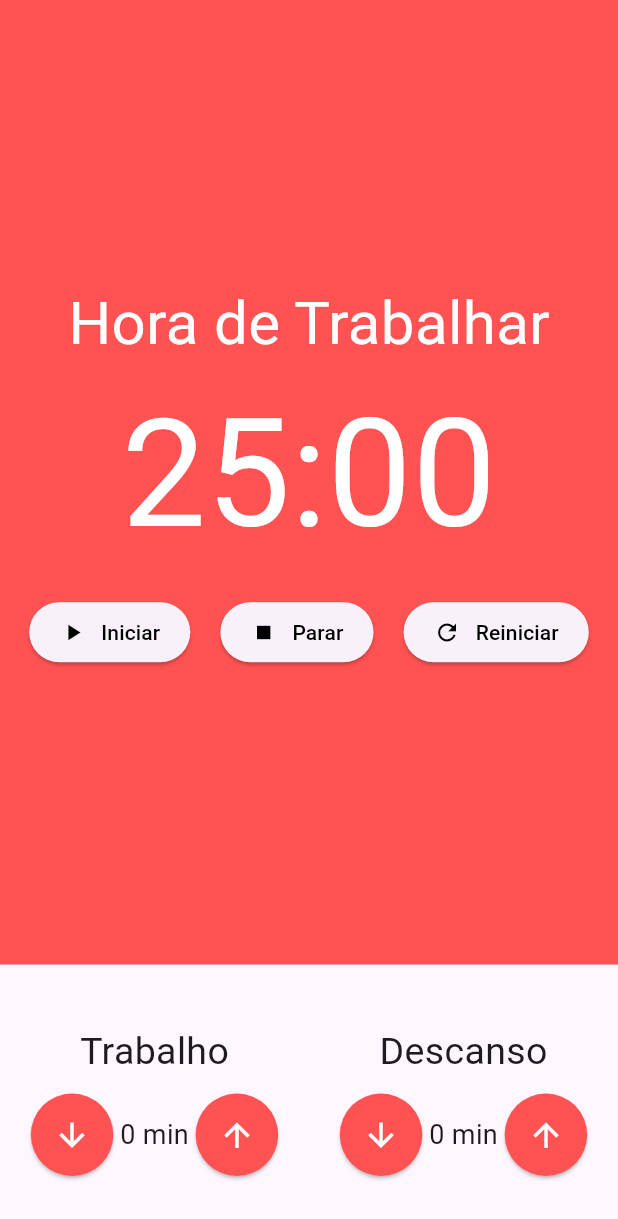
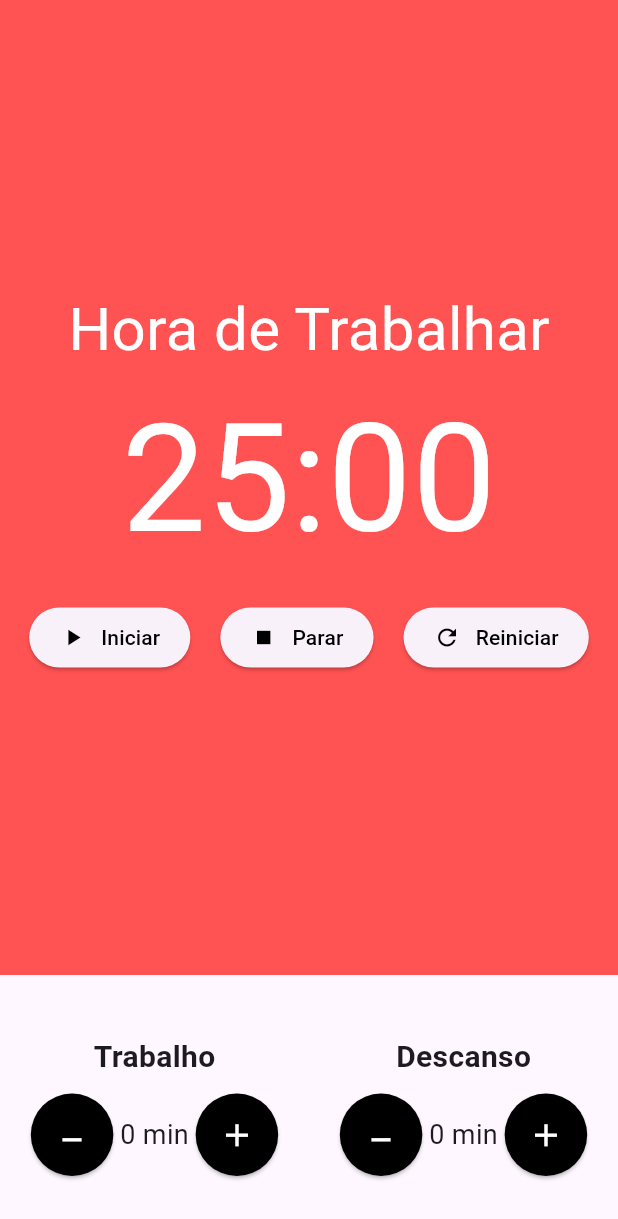
Before and after one commit to JuliaBianchi/curso_flutter, a Flutter app: the screen it shows after launch, on a phone screen of 412 x 824 dp. Shown: the top 1219 px of the screen. Run offline on Flutter 3.47's test engine with Material 3 defaults, Android fonts, the phone set to English and light mode, and no system bars; our stand-ins replace flutter_mobx, mobx; missing offline and left inert: dart:ffi; generated files the repository leaves out were written again.

Commit message:
Mudando ícone de incrementar e decrementar tempo.

```diff
--- a/pomodoro_app_flutter/lib/components/input_time_component.dart
+++ b/pomodoro_app_flutter/lib/components/input_time_component.dart
@@ -19,7 +19,7 @@ class InputTimeComponent extends StatelessWidget {
     return Column(
       crossAxisAlignment: CrossAxisAlignment.center,
       children: [
-        Text(title, style: const TextStyle(fontSize: 25),),
+        Text(title, style: const TextStyle(fontSize: 20, fontWeight: FontWeight.bold),),
         const SizedBox(height: 10),
         Row(
           mainAxisAlignment: MainAxisAlignment.center,
@@ -28,14 +28,19 @@ class InputTimeComponent extends StatelessWidget {
               onPressed: decrement,
               style: ElevatedButton.styleFrom(
                 shape: const CircleBorder(),
-                padding: const EdgeInsets.all(15.0),
-                backgroundColor: Colors.redAccent.shade200
+                padding: const EdgeInsets.all(10.0),
+                backgroundColor: Colors.black,
               ),
-              child: const Icon(
-                Icons.arrow_downward,
-                color: Colors.white,
-                size: 25,
+              child: const Padding(
+                padding: EdgeInsets.only(bottom: 10),
+                child: Icon(
+                  Icons.minimize,
+                  color: Colors.white,
+                  size: 25,
+
+                ),
               ),
+
             ),
             Text(
               '$value min',
@@ -46,10 +51,10 @@ class InputTimeComponent extends StatelessWidget {
               style: ElevatedButton.styleFrom(
                 shape: const CircleBorder(),
                 padding: const EdgeInsets.all(15.0),
-                backgroundColor: Colors.redAccent.shade200
+                backgroundColor: Colors.black,
               ),
               child: const Icon(
-                Icons.arrow_upward,
+                Icons.add,
                 color: Colors.white,
                 size: 25,
               ),
```
